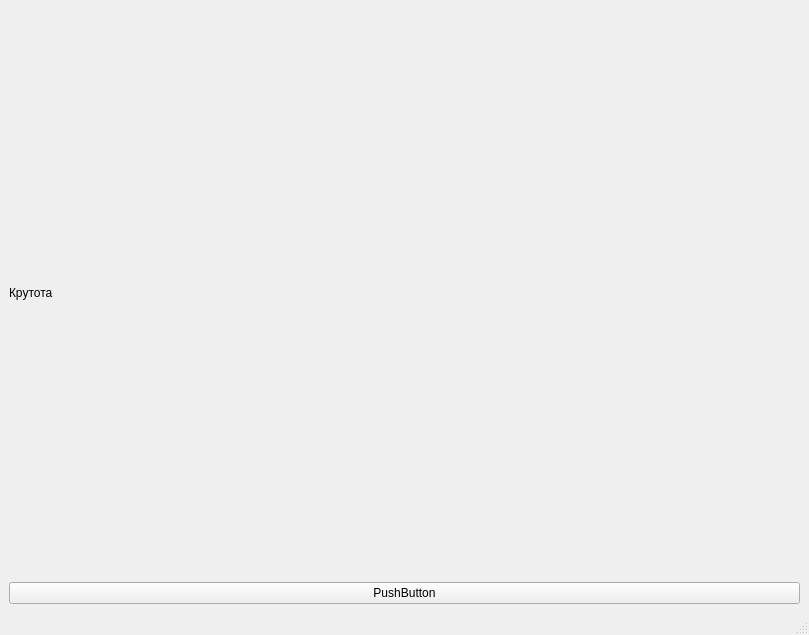
Before: the Qt Designer form windowsUI/CreateTP.ui in ssahaa/diplom_back, drawn with Qt 5.
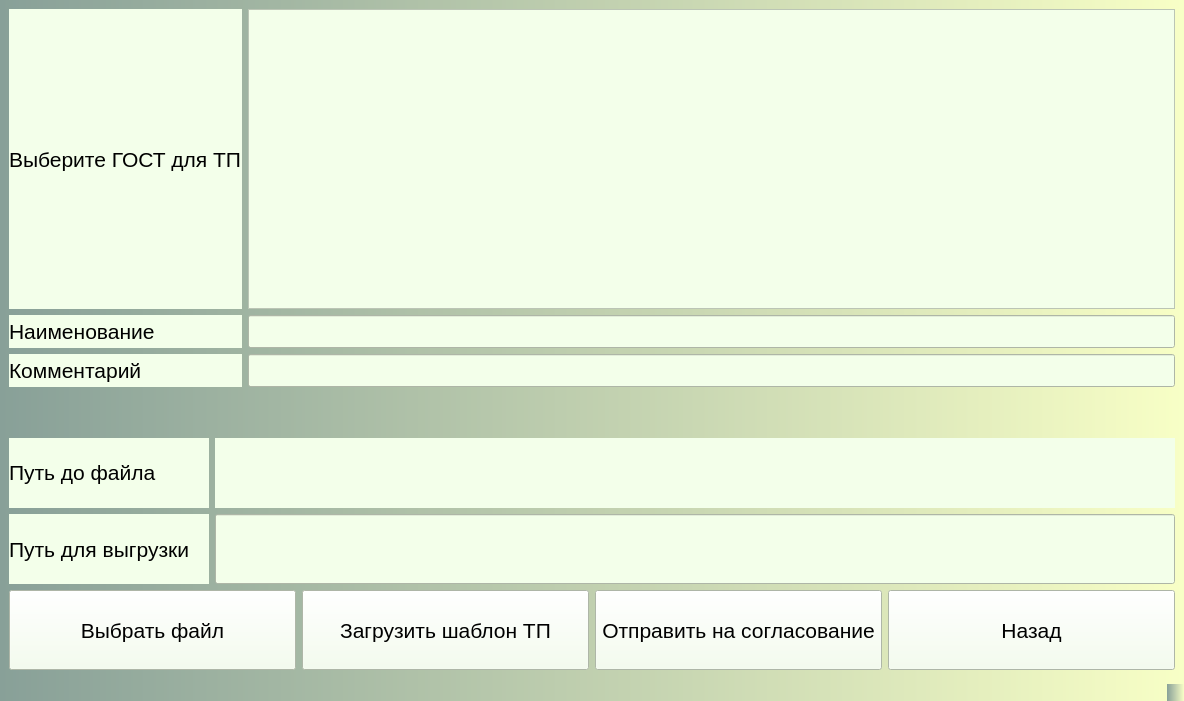
After: the same form once the commit is applied.

Commit message: Create TP

```diff
--- a/windowsUI/CreateTP.ui
+++ b/windowsUI/CreateTP.ui
@@ -6,31 +6,268 @@
    <rect>
     <x>0</x>
     <y>0</y>
-    <width>809</width>
-    <height>635</height>
+    <width>1184</width>
+    <height>701</height>
    </rect>
   </property>
   <property name="windowTitle">
    <string>MainWindow</string>
   </property>
+  <property name="styleSheet">
+   <string notr="true">background:qlineargradient(spread:repeat, x1:0, y1:0, x2:1, y2:0, stop:0 rgba(83, 160, 81, 255), stop:1 rgba(255, 120, 161, 255))qlineargradient(spread:repeat, x1:0, y1:0, x2:1, y2:0, stop:0 rgba(136, 160, 152, 255), stop:1 rgba(248, 255, 198, 255))</string>
+  </property>
   <widget class="QWidget" name="centralwidget">
-   <layout class="QGridLayout" name="gridLayout">
+   <layout class="QGridLayout" name="gridLayout_3">
+    <item row="1" column="0">
+     <spacer name="verticalSpacer">
+      <property name="orientation">
+       <enum>Qt::Vertical</enum>
+      </property>
+      <property name="sizeHint" stdset="0">
+       <size>
+        <width>20</width>
+        <height>40</height>
+       </size>
+      </property>
+     </spacer>
+    </item>
+    <item row="2" column="0">
+     <layout class="QGridLayout" name="gridLayout_2">
+      <item row="0" column="0">
+       <widget class="QLabel" name="label_2">
+        <property name="minimumSize">
+         <size>
+          <width>200</width>
+          <height>50</height>
+         </size>
+        </property>
+        <property name="maximumSize">
+         <size>
+          <width>150</width>
+          <height>16777215</height>
+         </size>
+        </property>
+        <property name="styleSheet">
+         <string notr="true">background:rgb(243, 255, 234);
+font-size:16pt</string>
+        </property>
+        <property name="text">
+         <string>&lt;html&gt;&lt;head/&gt;&lt;body&gt;&lt;p&gt;&lt;span style=&quot; font-size:16pt;&quot;&gt;Путь до файла&lt;/span&gt;&lt;/p&gt;&lt;/body&gt;&lt;/html&gt;</string>
+        </property>
+       </widget>
+      </item>
+      <item row="3" column="0" colspan="2">
+       <layout class="QHBoxLayout" name="horizontalLayout">
+        <item>
+         <widget class="QPushButton" name="pushButtonSelectFile">
+          <property name="minimumSize">
+           <size>
+            <width>0</width>
+            <height>80</height>
+           </size>
+          </property>
+          <property name="styleSheet">
+           <string notr="true">background:rgb(243, 255, 234);
+font-size:16pt</string>
+          </property>
+          <property name="text">
+           <string>Выбрать файл</string>
+          </property>
+         </widget>
+        </item>
+        <item>
+         <widget class="QPushButton" name="pushButtonDownloadTp">
+          <property name="minimumSize">
+           <size>
+            <width>0</width>
+            <height>80</height>
+           </size>
+          </property>
+          <property name="styleSheet">
+           <string notr="true">background:rgb(243, 255, 234);
+font-size:16pt</string>
+          </property>
+          <property name="text">
+           <string>Загрузить шаблон ТП</string>
+          </property>
+         </widget>
+        </item>
+        <item>
+         <widget class="QPushButton" name="pushButtonAgreement">
+          <property name="minimumSize">
+           <size>
+            <width>0</width>
+            <height>80</height>
+           </size>
+          </property>
+          <property name="styleSheet">
+           <string notr="true">background:rgb(243, 255, 234);
+font-size:16pt</string>
+          </property>
+          <property name="text">
+           <string>Отправить на согласование</string>
+          </property>
+         </widget>
+        </item>
+        <item>
+         <widget class="QPushButton" name="pushButtonBack">
+          <property name="minimumSize">
+           <size>
+            <width>0</width>
+            <height>80</height>
+           </size>
+          </property>
+          <property name="styleSheet">
+           <string notr="true">background:rgb(243, 255, 234);
+font-size:16pt</string>
+          </property>
+          <property name="text">
+           <string>Назад</string>
+          </property>
+         </widget>
+        </item>
+       </layout>
+      </item>
+      <item row="0" column="1">
+       <widget class="QLabel" name="label_3">
+        <property name="minimumSize">
+         <size>
+          <width>0</width>
+          <height>70</height>
+         </size>
+        </property>
+        <property name="styleSheet">
+         <string notr="true">background:rgb(243, 255, 234);
+font-size:16pt</string>
+        </property>
+        <property name="text">
+         <string/>
+        </property>
+       </widget>
+      </item>
+      <item row="2" column="0">
+       <widget class="QLabel" name="label_4">
+        <property name="minimumSize">
+         <size>
+          <width>200</width>
+          <height>0</height>
+         </size>
+        </property>
+        <property name="styleSheet">
+         <string notr="true">background:rgb(243, 255, 234);
+font-size:16pt</string>
+        </property>
+        <property name="text">
+         <string>Путь для выгрузки</string>
+        </property>
+       </widget>
+      </item>
+      <item row="2" column="1">
+       <widget class="QLineEdit" name="lineEditPathDownload">
+        <property name="minimumSize">
+         <size>
+          <width>0</width>
+          <height>70</height>
+         </size>
+        </property>
+        <property name="styleSheet">
+         <string notr="true">background:rgb(243, 255, 234);
+font-size:16pt</string>
+        </property>
+       </widget>
+      </item>
+     </layout>
+    </item>
     <item row="0" column="0">
-     <layout class="QVBoxLayout" name="verticalLayout">
-      <item>
+     <layout class="QGridLayout" name="gridLayout">
+      <item row="0" column="0">
        <widget class="QLabel" name="label">
+        <property name="styleSheet">
+         <string notr="true">background:rgb(243, 255, 234);
+font-size:16pt</string>
+        </property>
         <property name="text">
-         <string>Крутота</string>
+         <string>Выберите ГОСТ для ТП</string>
         </property>
        </widget>
       </item>
-      <item>
-       <widget class="QPushButton" name="pushButton">
+      <item row="2" column="2">
+       <widget class="QLineEdit" name="lineEditComment">
+        <property name="styleSheet">
+         <string notr="true">background:rgb(243, 255, 234);
+font-size:16pt</string>
+        </property>
+       </widget>
+      </item>
+      <item row="2" column="0">
+       <widget class="QLabel" name="labelComment">
+        <property name="minimumSize">
+         <size>
+          <width>100</width>
+          <height>25</height>
+         </size>
+        </property>
+        <property name="styleSheet">
+         <string notr="true">background:rgb(243, 255, 234);
+font-size:16pt</string>
+        </property>
         <property name="text">
-         <string>PushButton</string>
+         <string>&lt;html&gt;&lt;head/&gt;&lt;body&gt;&lt;p&gt;&lt;span style=&quot; font-size:16pt;&quot;&gt;Комментарий&lt;/span&gt;&lt;/p&gt;&lt;/body&gt;&lt;/html&gt;</string>
         </property>
        </widget>
       </item>
+      <item row="1" column="0">
+       <widget class="QLabel" name="label_Name">
+        <property name="minimumSize">
+         <size>
+          <width>100</width>
+          <height>25</height>
+         </size>
+        </property>
+        <property name="styleSheet">
+         <string notr="true">background:rgb(243, 255, 234);
+font-size:16pt</string>
+        </property>
+        <property name="text">
+         <string>&lt;html&gt;&lt;head/&gt;&lt;body&gt;&lt;p&gt;&lt;span style=&quot; font-size:16pt;&quot;&gt;Наименование&lt;/span&gt;&lt;/p&gt;&lt;/body&gt;&lt;/html&gt;</string>
+        </property>
+       </widget>
+      </item>
+      <item row="1" column="2">
+       <widget class="QLineEdit" name="lineEditName">
+        <property name="styleSheet">
+         <string notr="true">background:rgb(243, 255, 234);
+font-size:16pt</string>
+        </property>
+       </widget>
+      </item>
+      <item row="0" column="2">
+       <widget class="QScrollArea" name="scrollArea">
+        <property name="minimumSize">
+         <size>
+          <width>0</width>
+          <height>300</height>
+         </size>
+        </property>
+        <property name="styleSheet">
+         <string notr="true">background:rgb(243, 255, 234);
+font-size:16pt</string>
+        </property>
+        <property name="widgetResizable">
+         <bool>true</bool>
+        </property>
+        <widget class="QWidget" name="scrollAreaWidgetContents_2">
+         <property name="geometry">
+          <rect>
+           <x>0</x>
+           <y>0</y>
+           <width>927</width>
+           <height>298</height>
+          </rect>
+         </property>
+        </widget>
+       </widget>
+      </item>
      </layout>
     </item>
    </layout>
```
Left out of the diff: 6 changed lines with no effect on the pictures. The commit also changes 12 other files.
